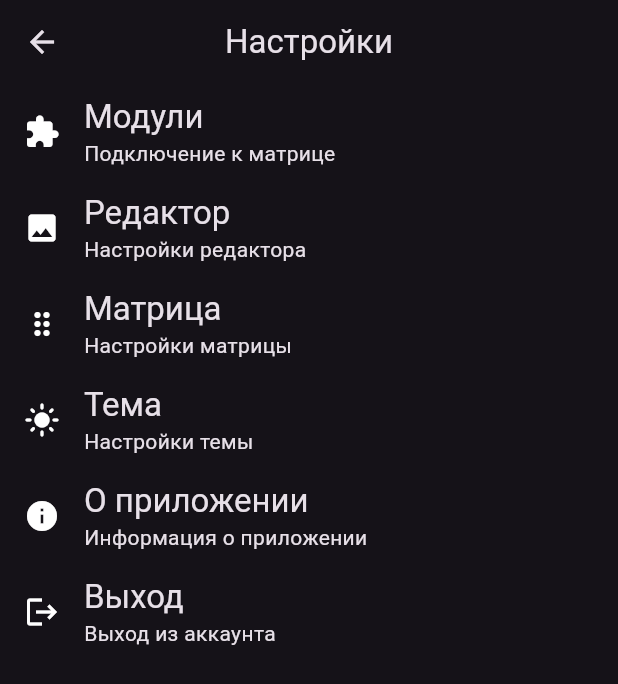
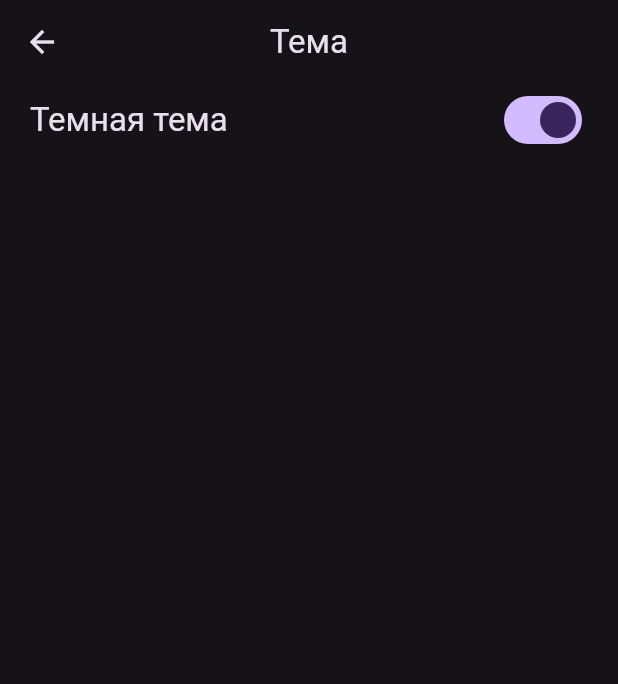
Before and after one commit to ItsCh1ya/ledctr, a Flutter app: the SettingsPage screen opened by its route, after a tap on "Тема", on a phone screen of 412 x 824 dp. Shown: the top 684 px of the screen. Run offline on Flutter 3.47's test engine with Material 3 defaults, Android fonts, the phone set to English and light mode, and no system bars; our stand-ins replace animated_theme_switcher, bloc, dio, file_picker, floor, flutter_bloc and 4 more; missing offline and left inert: dart_eval, image_editor_plus, network_discovery; accounts and stored records are empty; generated files the repository leaves out were written again.

Commit message:
i don rememba

```diff
--- a/lib/presentation/settings/pages/settings_page.dart
+++ b/lib/presentation/settings/pages/settings_page.dart
@@ -1,6 +1,7 @@
 import 'package:flutter/material.dart';
-
+import 'about_page.dart';
 import 'modules_page.dart';
+import 'theme_page.dart';
 
 class SettingsPage extends StatelessWidget {
   const SettingsPage({super.key});
@@ -20,9 +21,8 @@ class SettingsPage extends StatelessWidget {
             SettingsTile(icon: Icons.extension, title: 'Модули', subtitle: 'Подключение к матрице', page: ModulesSettingsPage()),
             SettingsTile(icon: Icons.image, title: 'Редактор', subtitle: 'Настройки редактора',),
             SettingsTile(icon: Icons.drag_indicator, title: 'Матрица', subtitle: 'Настройки матрицы'),
-            SettingsTile(icon: Icons.light_mode, title: 'Тема', subtitle: 'Настройки темы',),
-            SettingsTile(icon: Icons.info, title: 'О приложении', subtitle: 'Информация о приложении',),
-            SettingsTile(icon: Icons.logout, title: 'Выход', subtitle: 'Выход из аккаунта',),
+            SettingsTile(icon: Icons.light_mode, title: 'Тема', subtitle: 'Настройки темы', page: ThemePage()),
+            SettingsTile(icon: Icons.info, title: 'О приложении', subtitle: 'Информация о приложении', page: AboutPage()),
           ]
         ),
       )
--- /dev/null
+++ b/lib/presentation/settings/pages/theme_page.dart
@@ -0,0 +1,77 @@
+import 'package:animated_theme_switcher/animated_theme_switcher.dart';
+import 'package:flutter/material.dart';
+import 'package:shared_preferences/shared_preferences.dart';
+
+class ThemePage extends StatefulWidget {
+  const ThemePage({super.key});
+
+  @override
+  State<ThemePage> createState() => _ThemePageState();
+}
+
+class _ThemePageState extends State<ThemePage> {
+  bool darkTheme = true;
+
+  @override
+  void initState() {
+    super.initState();
+    _loadThemePreference();
+  }
+
+  Future<void> _loadThemePreference() async {
+    final prefs = await SharedPreferences.getInstance();
+    setState(() {
+      darkTheme = prefs.getBool('darkTheme') ?? true;
+    });
+  }
+
+  Future<void> _saveThemePreference(bool value) async {
+    final prefs = await SharedPreferences.getInstance();
+    await prefs.setBool('darkTheme', value);
+  }
+
+  @override
+  Widget build(BuildContext context) {
+    return ThemeSwitchingArea(
+      child: Builder(
+        builder: (context) {
+          return Scaffold(
+            appBar: AppBar(
+              title: const Text('Тема'),
+              centerTitle: true,
+            ),
+            body: Padding(
+              padding: EdgeInsets.symmetric(horizontal: 20),
+              child: Column(
+                children: [
+                  Row(
+                    children: [
+                      Text("Темная тема", style: Theme.of(context).textTheme.titleLarge),
+                      Spacer(),
+                      ThemeSwitcher(
+                        clipper: const ThemeSwitcherCircleClipper(),
+                        builder: (context) {
+                          return Switch(
+                            value: darkTheme,
+                            onChanged: (value) {
+                              setState(() {
+                                darkTheme = value;
+                              });
+                              var theme = darkTheme ? ThemeData.dark() : ThemeData.light();
+                              ThemeSwitcher.of(context).changeTheme(theme: theme);
+                              _saveThemePreference(value);
+                            },
+                          );
+                        },
+                      ),
+                    ],
+                  ),
+                ],
+              ),
+            ),
+          );
+        },
+      ),
+    );
+  }
+}
--- a/pubspec.yaml
+++ b/pubspec.yaml
@@ -47,8 +47,10 @@ dependencies:
   get_it: ^7.7.0
   bloc: ^8.1.4
   flutter_bloc: ^8.1.5
-  flutter_secure_storage: ^9.2.2
+  shared_preferences: ^2.2.3
   image_size_getter: ^2.1.3
+  animated_theme_switcher: ^2.0.10
+  package_info_plus: ^8.0.0
 
 dev_dependencies:
   flutter_test:
```
Also changed, not shown: assets/dart/commonInterface.dart (deleted, +0 -21 lines), lib/ledctrl_app.dart (+7 -1 lines), lib/presentation/home/pages/home_page.dart (+31 -8 lines), lib/presentation/home/pages/image_page.dart (+14 -4 lines), lib/presentation/settings/pages/about_page.dart (added, +40 -0 lines), assets/dart/networkInterface.dart (deleted), pubspec.lock, 1 other file.
